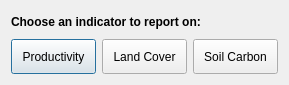
Old version of the form LDMP/gui/DlgReporting.ui in the repository ConservationInternational/trends.earth.
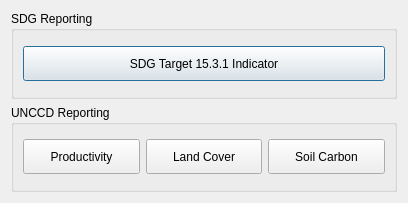
New version of the form.

Commit message: Add reporting dialogs.

```diff
--- a/LDMP/gui/DlgReporting.ui
+++ b/LDMP/gui/DlgReporting.ui
@@ -6,8 +6,8 @@
    <rect>
     <x>0</x>
     <y>0</y>
-    <width>289</width>
-    <height>85</height>
+    <width>408</width>
+    <height>203</height>
    </rect>
   </property>
   <property name="sizePolicy">
@@ -21,20 +21,13 @@
   </property>
   <layout class="QGridLayout" name="gridLayout">
    <item row="0" column="0" colspan="3">
-    <widget class="QLabel" name="label">
-     <property name="font">
-      <font>
-       <weight>75</weight>
-       <bold>true</bold>
-      </font>
+    <widget class="QGroupBox" name="groupBox">
+     <property name="title">
+      <string>SDG Reporting</string>
      </property>
-     <property name="text">
-      <string>Choose an indicator to report on:</string>
-     </property>
-    </widget>
-   </item>
-   <item row="1" column="0">
-    <widget class="QPushButton" name="btn_prod">
+     <layout class="QGridLayout" name="gridLayout_3">
+      <item row="0" column="0">
+       <widget class="QPushButton" name="btn_sdg">
      <property name="minimumSize">
       <size>
        <width>0</width>
@@ -42,12 +35,21 @@
       </size>
      </property>
      <property name="text">
-      <string>Productivity</string>
+         <string>SDG Target 15.3.1 Indicator</string>
      </property>
     </widget>
    </item>
-   <item row="1" column="1">
-    <widget class="QPushButton" name="btn_lc">
+     </layout>
+    </widget>
+   </item>
+   <item row="1" column="0" colspan="3">
+    <widget class="QGroupBox" name="groupBox_2">
+     <property name="title">
+      <string>UNCCD Reporting</string>
+     </property>
+     <layout class="QGridLayout" name="gridLayout_2">
+      <item row="0" column="1">
+       <widget class="QPushButton" name="btn_unccd_lc">
      <property name="minimumSize">
       <size>
        <width>0</width>
@@ -59,8 +61,8 @@
      </property>
     </widget>
    </item>
-   <item row="1" column="2">
-    <widget class="QPushButton" name="btn_soc">
+      <item row="0" column="2">
+       <widget class="QPushButton" name="btn_unccd_soc">
      <property name="minimumSize">
       <size>
        <width>0</width>
@@ -70,6 +72,22 @@
      <property name="text">
       <string>Soil Carbon</string>
      </property>
+       </widget>
+      </item>
+      <item row="0" column="0">
+       <widget class="QPushButton" name="btn_unccd_prod">
+        <property name="minimumSize">
+         <size>
+          <width>0</width>
+          <height>35</height>
+         </size>
+        </property>
+        <property name="text">
+         <string>Productivity</string>
+        </property>
+       </widget>
+      </item>
+     </layout>
     </widget>
    </item>
   </layout>
```
Left out of the diff: 2 changed lines with no effect on the pictures. Lines whose indentation alone changed are shown as unchanged. The commit also changes 7 other files.
